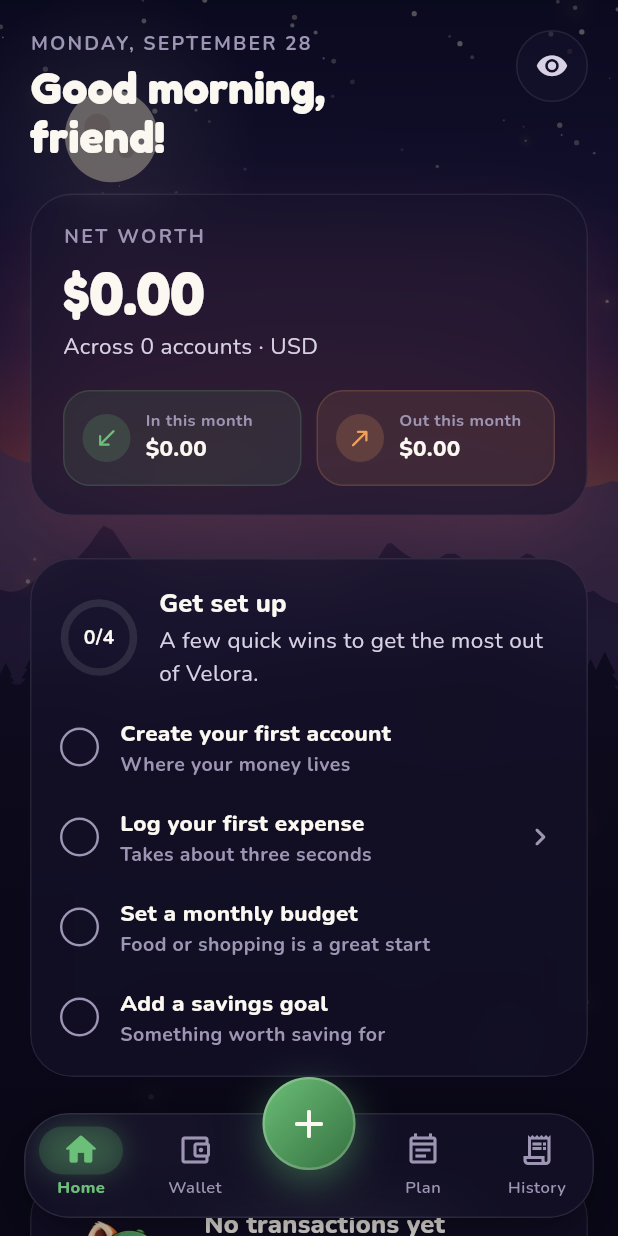
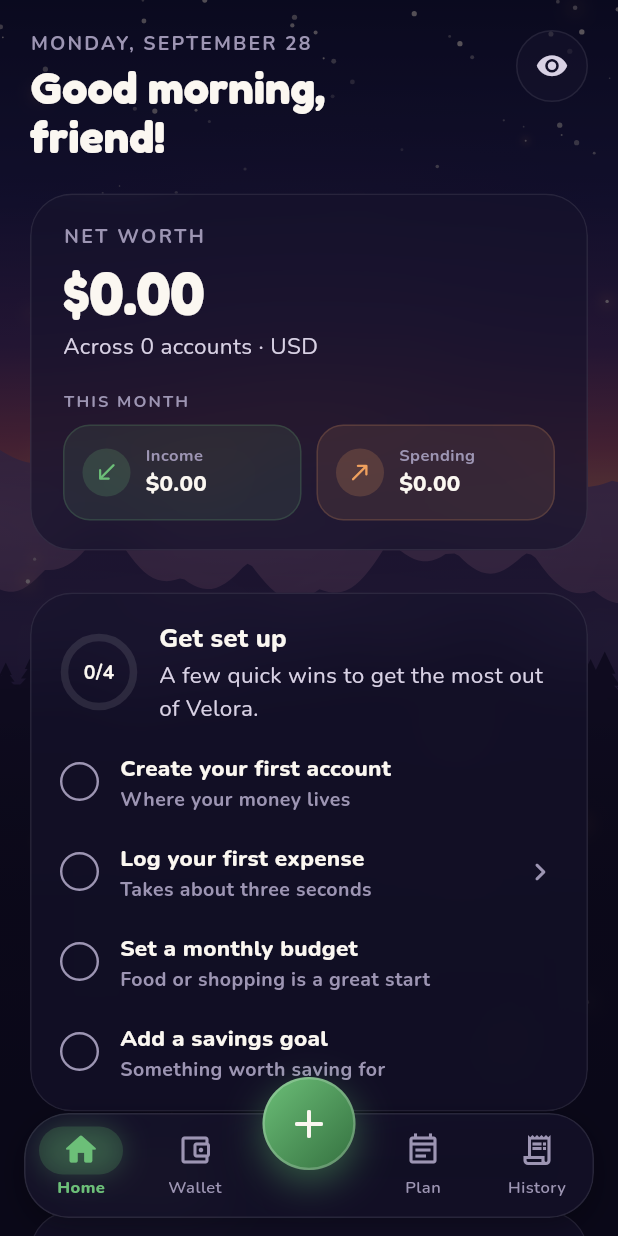
Before and after one commit to MarcEsteban04/velora, a Flutter app: the AppShell screen opened directly, on a phone screen of 412 x 824 dp. Run offline on Flutter 3.47's test engine with Material 3 defaults, Android fonts, the phone set to English and light mode, and no system bars; our stand-ins replace flutter_riverpod, flutter_secure_storage, supabase_flutter; accounts and stored records are empty; statements that could not run were skipped.

Commit message:
Fix overlapping tabs; calmer shadows and dashboard polish
- Tabs stacked on top of each other after switching: hidden tabs had
  paused tickers, which froze their fade-out at full opacity. Inactive
  tabs are now Offstage (state kept, not painted) and only the incoming
  tab fades in. The test now asserts inactive tab content is not on screen.
- Replace the large coloured glows on account cards and the net worth card
  with one tight neutral shadow; soften the nav bar shadow
- Hide the moon behind the dashboard so it never sits under the greeting
- 'THIS MONTH' caption with even Income / Spending tiles

Co-Authored-By: Claude Opus 5.5 <noreply@anthropic.com>

```diff
--- a/lib/core/widgets/dusk_backdrop.dart
+++ b/lib/core/widgets/dusk_backdrop.dart
@@ -12,7 +12,10 @@ import '../theme/app_colors.dart';
 /// number of cycles per loop, so the loop is seamless. It holds still when
 /// the OS "reduce motion" setting is on.
 class DuskBackdrop extends StatefulWidget {
-  const DuskBackdrop({super.key});
+  const DuskBackdrop({super.key, this.showMoon = true});
+
+  /// Content-heavy screens hide the moon so it never sits behind text.
+  final bool showMoon;
 
   @override
   State<DuskBackdrop> createState() => _DuskBackdropState();
@@ -47,7 +50,7 @@ class _DuskBackdropState extends State<DuskBackdrop>
   Widget build(BuildContext context) {
     return RepaintBoundary(
       child: CustomPaint(
-        painter: _DuskPainter(_controller),
+        painter: _DuskPainter(_controller, showMoon: widget.showMoon),
         child: const SizedBox.expand(),
       ),
     );
@@ -116,9 +119,11 @@ class _FallingLeaf {
 }
 
 class _DuskPainter extends CustomPainter {
-  _DuskPainter(this.animation) : super(repaint: animation);
+  _DuskPainter(this.animation, {required this.showMoon})
+    : super(repaint: animation);
 
   final Animation<double> animation;
+  final bool showMoon;
 
   static const _tau = math.pi * 2;
 
@@ -152,7 +157,7 @@ class _DuskPainter extends CustomPainter {
     _paintSky(canvas, rect);
     _paintStars(canvas, size, t);
     _paintShootingStar(canvas, size, t);
-    _paintMoon(canvas, size, t);
+    if (showMoon) _paintMoon(canvas, size, t);
 
     _paintRidge(
       canvas,
@@ -429,5 +434,5 @@ class _DuskPainter extends CustomPainter {
 
   @override
   bool shouldRepaint(_DuskPainter oldDelegate) =>
-      oldDelegate.animation != animation;
+      oldDelegate.animation != animation || oldDelegate.showMoon != showMoon;
 }
--- a/lib/features/accounts/presentation/widgets/account_card.dart
+++ b/lib/features/accounts/presentation/widgets/account_card.dart
@@ -49,11 +49,12 @@ class AccountCard extends StatelessWidget {
             end: Alignment.bottomRight,
             colors: colors,
           ),
+          // One tight, neutral shadow: it lifts the card without a halo.
           boxShadow: [
             BoxShadow(
-              color: colors.last.withValues(alpha: 0.45),
-              blurRadius: 28,
-              offset: const Offset(0, 14),
+              color: Colors.black.withValues(alpha: 0.28),
+              blurRadius: 10,
+              offset: const Offset(0, 4),
             ),
           ],
         ),
--- a/lib/features/home/presentation/widgets/accounts_carousel.dart
+++ b/lib/features/home/presentation/widgets/accounts_carousel.dart
@@ -39,10 +39,10 @@ class _AccountsCarouselState extends State<AccountsCarousel> {
     return Column(
       children: [
         SizedBox(
-          height: 200,
+          height: 188,
           child: single
               ? Padding(
-                  padding: const EdgeInsets.only(bottom: 24),
+                  padding: const EdgeInsets.only(bottom: 12),
                   child: _card(accounts.first),
                 )
               : PageView.builder(
@@ -51,7 +51,7 @@ class _AccountsCarouselState extends State<AccountsCarousel> {
                   itemCount: accounts.length,
                   onPageChanged: (p) => setState(() => _page = p),
                   itemBuilder: (context, i) => Padding(
-                    padding: const EdgeInsets.only(right: 12, bottom: 24),
+                    padding: const EdgeInsets.only(right: 12, bottom: 12),
                     child: _card(accounts[i]),
                   ),
                 ),
--- a/lib/features/home/presentation/widgets/balance_hero.dart
+++ b/lib/features/home/presentation/widgets/balance_hero.dart
@@ -32,25 +32,7 @@ class BalanceHero extends StatelessWidget {
   Widget build(BuildContext context) {
     final text = Theme.of(context).textTheme;
 
-    return Stack(
-      children: [
-        // A warm glow behind the card that ties it to the dusk scene.
-        Positioned.fill(
-          child: DecoratedBox(
-            decoration: BoxDecoration(
-              borderRadius: BorderRadius.circular(28),
-              boxShadow: [
-                BoxShadow(
-                  color: AppColors.skyRose.withValues(alpha: 0.25),
-                  blurRadius: 40,
-                  spreadRadius: -6,
-                  offset: const Offset(0, 16),
-                ),
-              ],
-            ),
-          ),
-        ),
-        GlassCard(
+    return GlassCard(
       padding: const EdgeInsets.fromLTRB(22, 20, 22, 20),
       child: Column(
         crossAxisAlignment: CrossAxisAlignment.start,
@@ -87,11 +69,16 @@ class BalanceHero extends StatelessWidget {
             style: text.bodyMedium,
           ),
           const SizedBox(height: 18),
+          Text(
+            'THIS MONTH',
+            style: text.labelMedium?.copyWith(fontSize: 11, letterSpacing: 1.4),
+          ),
+          const SizedBox(height: 8),
           Row(
             children: [
               Expanded(
                 child: _Flow(
-                      label: 'In this month',
+                  label: 'Income',
                   amount: _amount(incomeMinor),
                   icon: Icons.south_west_rounded,
                   color: AppColors.leafBright,
@@ -100,7 +87,7 @@ class BalanceHero extends StatelessWidget {
               const SizedBox(width: 10),
               Expanded(
                 child: _Flow(
-                      label: 'Out this month',
+                  label: 'Spending',
                   amount: _amount(spentMinor),
                   icon: Icons.north_east_rounded,
                   color: AppColors.ember,
@@ -110,8 +97,6 @@ class BalanceHero extends StatelessWidget {
           ),
         ],
       ),
-        ),
-      ],
     );
   }
 }
--- a/lib/features/shell/presentation/app_shell.dart
+++ b/lib/features/shell/presentation/app_shell.dart
@@ -23,8 +23,25 @@ class AppShell extends StatefulWidget {
   State<AppShell> createState() => _AppShellState();
 }
 
-class _AppShellState extends State<AppShell> {
+class _AppShellState extends State<AppShell>
+    with SingleTickerProviderStateMixin {
   int _index = 0;
+
+  /// Fades the incoming tab in. Outgoing tabs go offstage right away. They
+  /// must never rely on their own fade-out, because their tickers are paused
+  /// and the fade would freeze halfway.
+  late final AnimationController _fade = AnimationController(
+    vsync: this,
+    duration: const Duration(milliseconds: 240),
+    value: 1,
+  );
+
+  @override
+  void dispose() {
+    _fade.dispose();
+    super.dispose();
+  }
+
   bool _navVisible = true;
   bool _actionsOpen = false;
 
@@ -51,7 +68,14 @@ class _AppShellState extends State<AppShell> {
     ),
   ];
 
-  void _select(int index) => setState(() {
+  void _select(int index) {
+    if (index != _index && !MediaQuery.disableAnimationsOf(context)) {
+      _fade.forward(from: 0);
+    }
+    _setIndex(index);
+  }
+
+  void _setIndex(int index) => setState(() {
     _index = index;
     _navVisible = true;
     _actionsOpen = false;
@@ -147,7 +171,7 @@ class _AppShellState extends State<AppShell> {
           resizeToAvoidBottomInset: false,
           body: Stack(
             children: [
-              const Positioned.fill(child: DuskBackdrop()),
+              const Positioned.fill(child: DuskBackdrop(showMoon: false)),
               Positioned.fill(
                 child: ColoredBox(
                   color: AppColors.night.withValues(alpha: 0.62),
@@ -155,26 +179,28 @@ class _AppShellState extends State<AppShell> {
               ),
               NotificationListener<UserScrollNotification>(
                 onNotification: _onScroll,
+                child: FadeTransition(
+                  opacity: CurvedAnimation(
+                    parent: _fade,
+                    curve: Curves.easeOut,
+                  ),
+                  // Hidden tabs stay alive (scroll position and state are
+                  // kept) but are offstage: not painted, not tappable, and
+                  // hidden from screen readers.
                   child: Stack(
                     children: [
                       for (var i = 0; i < _destinations.length; i++)
                         Positioned.fill(
-                        child: IgnorePointer(
-                          ignoring: i != _index,
+                          child: Offstage(
+                            offstage: i != _index,
                             child: TickerMode(
                               enabled: i == _index,
-                            child: AnimatedOpacity(
-                              duration: const Duration(milliseconds: 220),
-                              opacity: i == _index ? 1 : 0,
-                              child: ExcludeSemantics(
-                                excluding: i != _index,
                               child: _tab(i),
                             ),
                           ),
                         ),
+                    ],
                   ),
-                      ),
-                  ],
                 ),
               ),
               Positioned.fill(
--- a/lib/features/shell/presentation/widgets/floating_nav_bar.dart
+++ b/lib/features/shell/presentation/widgets/floating_nav_bar.dart
@@ -111,9 +111,9 @@ class _Bar extends StatelessWidget {
         borderRadius: radius,
         boxShadow: [
           BoxShadow(
-            color: Colors.black.withValues(alpha: 0.45),
-            blurRadius: 30,
-            offset: const Offset(0, 12),
+            color: Colors.black.withValues(alpha: 0.3),
+            blurRadius: 16,
+            offset: const Offset(0, 6),
           ),
         ],
       ),
```
Also changed, not shown: 1 other file. Lines whose indentation alone changed are shown as unchanged.
